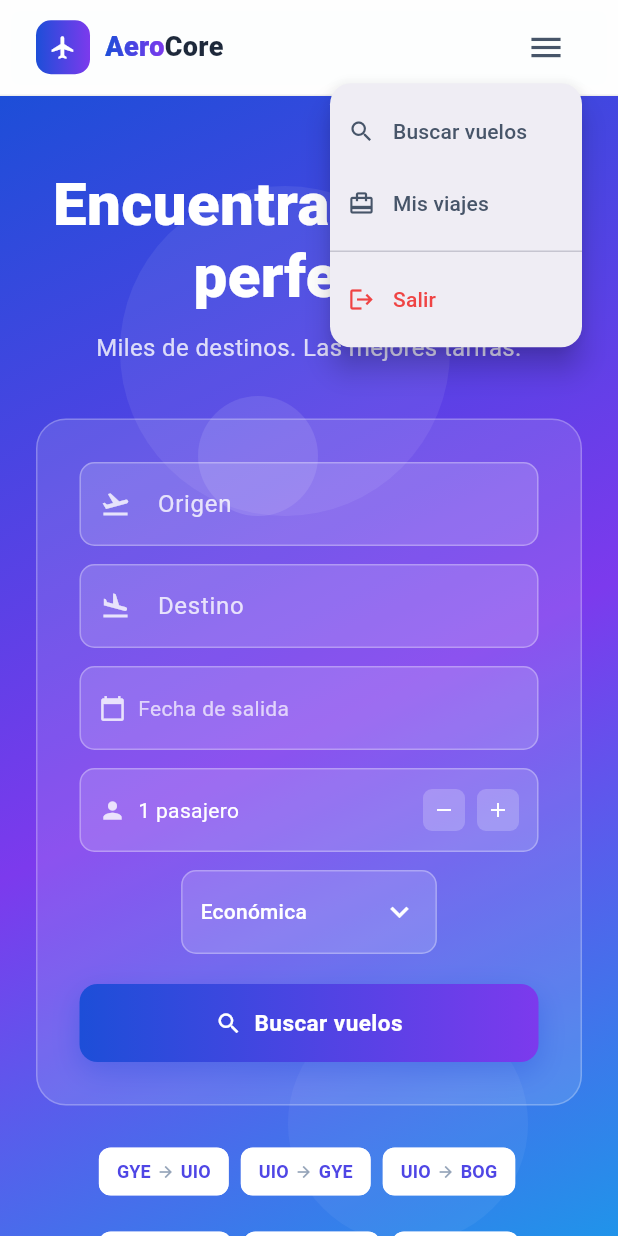
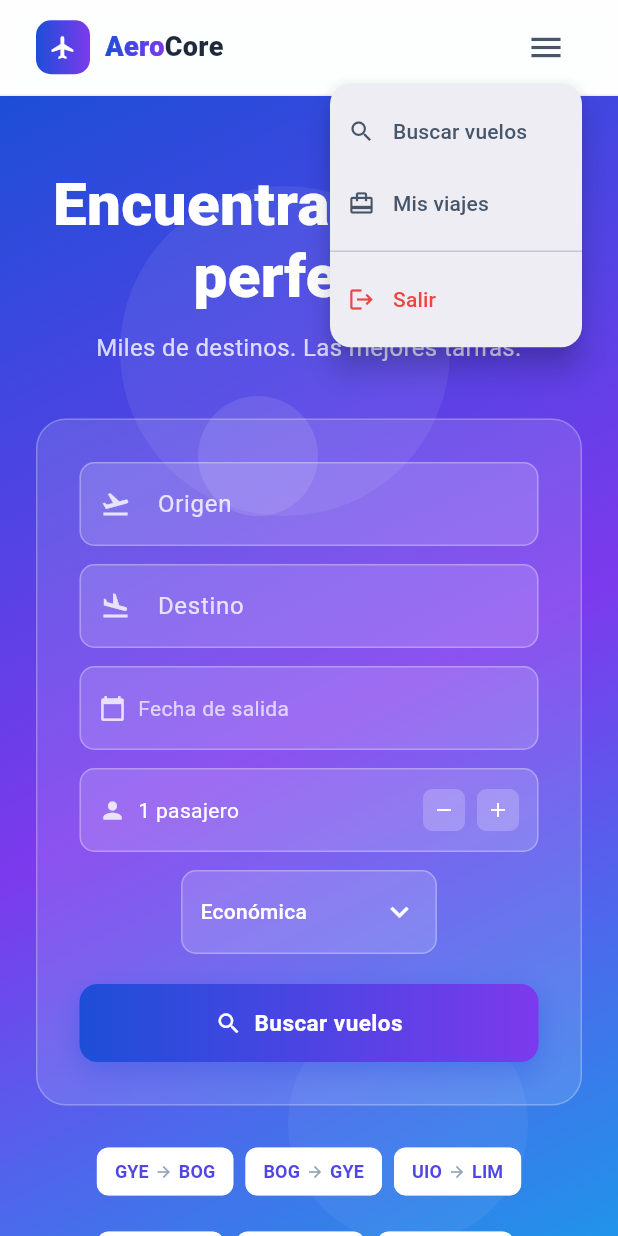
Before and after one commit to Yuli-2005/AeroCore, a Flutter app: the SearchScreen screen opened by its route, after a tap on the "menu" icon, on a phone screen of 412 x 824 dp. Run offline on Flutter 3.47's test engine with Material 3 defaults, Android fonts, the phone set to English and light mode, and no system bars; our stand-ins replace dio, flutter_riverpod, flutter_secure_storage, go_router, pdf, printing and 1 more; accounts and stored records are empty; network calls fail.

Commit message:
fix: featured routes use /flights/search with seeded June dates
Co-Authored-By: Claude Sonnet 4.6 <noreply@anthropic.com>

```diff
--- a/front_flutter/lib/features/flights/screens/search_screen.dart
+++ b/front_flutter/lib/features/flights/screens/search_screen.dart
@@ -33,12 +33,16 @@ class _SearchScreenState extends State<SearchScreen> {
   List<Map<String, dynamic>> _featuredRoutes = [];
 
   static const _routePairs = [
-    ('GYE', 'Guayaquil', 'UIO', 'Quito'),
-    ('UIO', 'Quito',     'GYE', 'Guayaquil'),
-    ('UIO', 'Quito',     'BOG', 'Bogotá'),
-    ('BOG', 'Bogotá',    'UIO', 'Quito'),
     ('GYE', 'Guayaquil', 'BOG', 'Bogotá'),
+    ('BOG', 'Bogotá',    'GYE', 'Guayaquil'),
     ('UIO', 'Quito',     'LIM', 'Lima'),
+    ('LIM', 'Lima',      'UIO', 'Quito'),
+    ('UIO', 'Quito',     'SCL', 'Santiago'),
+    ('BOG', 'Bogotá',    'PTY', 'Panamá'),
+  ];
+
+  static const _candidateDates = [
+    '2026-06-21', '2026-06-22', '2026-06-23', '2026-06-24', '2026-06-25',
   ];
 
   final _cabins = {
@@ -64,43 +68,38 @@ class _SearchScreenState extends State<SearchScreen> {
   }
 
   Future<void> _loadFeaturedRoutes() async {
+    Future<Map<String, dynamic>?> fetchPair(
+        (String, String, String, String) pair) async {
+      for (final date in _candidateDates) {
         try {
-      final res = await dio.get('/flights');
+          final res = await dio.get('/flights/search', queryParameters: {
+            'origin': pair.$1, 'destination': pair.$3,
+            'date': date, 'passengers': 1,
+          });
           final flights = res.data['data'] as List? ?? [];
-
-      // Precio mínimo por ruta (igual que Vue)
-      final Map<String, Map<String, dynamic>> best = {};
-      for (final f in flights) {
-        final status = f['status'] as String? ?? '';
-        if (status != 'SCHEDULED' && status != 'DELAYED') continue;
-        final oCode = f['originAirportIata'] as String? ?? '';
-        final dCode = f['destinationAirportIata'] as String? ?? '';
-        if (oCode.isEmpty || dCode.isEmpty) continue;
+          if (flights.isNotEmpty) {
+            final f = flights[0];
             final classes = f['flightClasses'] as List? ?? [];
             double minPrice = 0;
             for (final c in classes) {
-          final seats = (c['availableSeats'] as num? ?? 0).toInt();
-          if (seats <= 0) continue;
               final p = ((c['basePrice'] ?? c['price'] ?? 0) as num).toDouble();
               if (p > 0 && (minPrice == 0 || p < minPrice)) minPrice = p;
             }
-        if (minPrice == 0) continue;
-        final key = '$oCode-$dCode';
-        final current = best[key];
-        if (current == null || minPrice < (current['price'] as double)) {
-          best[key] = {
-            'oCode': oCode, 'oCity': oCode,
-            'dCode': dCode, 'dCity': dCode,
-            'date': (f['departureDate'] as String? ?? '').split('T').first,
-            'price': minPrice,
+            return {
+              'oCode': pair.$1, 'oCity': pair.$2,
+              'dCode': pair.$3, 'dCity': pair.$4,
+              'date': date, 'price': minPrice,
             };
           }
+        } catch (_) {}
+      }
+      return null;
     }
 
-      final sorted = best.values.toList()
-        ..sort((a, b) => (a['price'] as double).compareTo(b['price'] as double));
-      if (mounted) setState(() => _featuredRoutes = sorted.take(6).toList());
-    } catch (_) {}
+    final futures = _routePairs.map(fetchPair).toList();
+    final all = await Future.wait(futures);
+    final results = all.whereType<Map<String, dynamic>>().toList();
+    if (mounted) setState(() => _featuredRoutes = results);
   }
 
   List<dynamic> _filter(String q) {
```
Also changed, not shown: 3 other files. Lines whose indentation alone changed are shown as unchanged.
